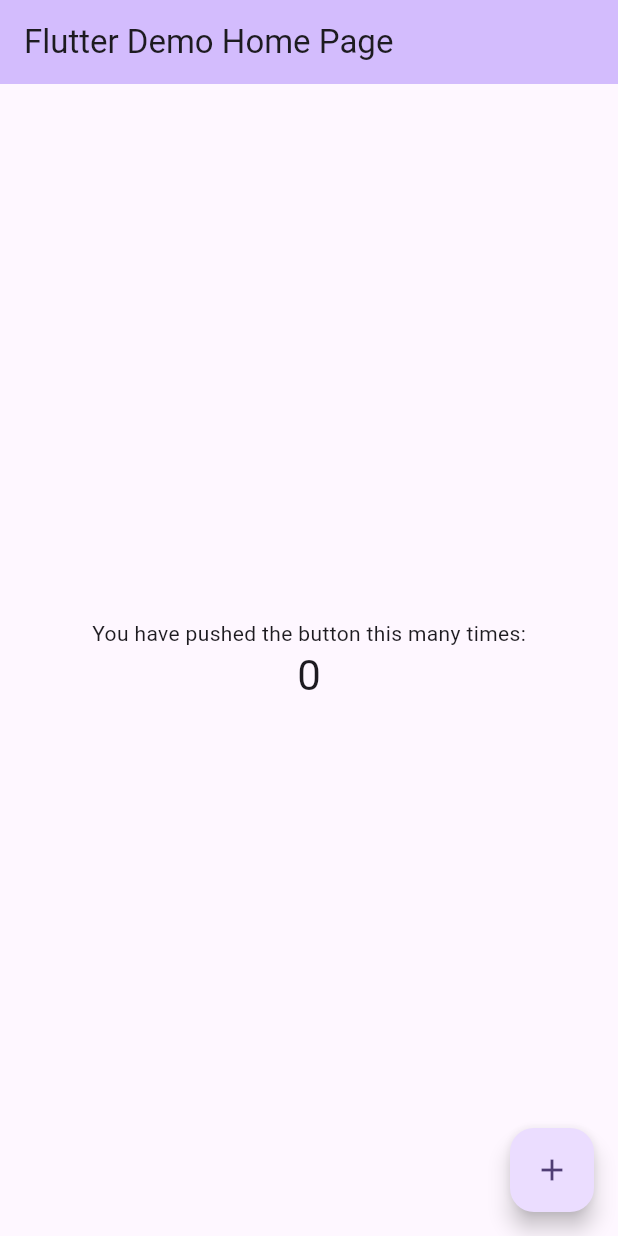
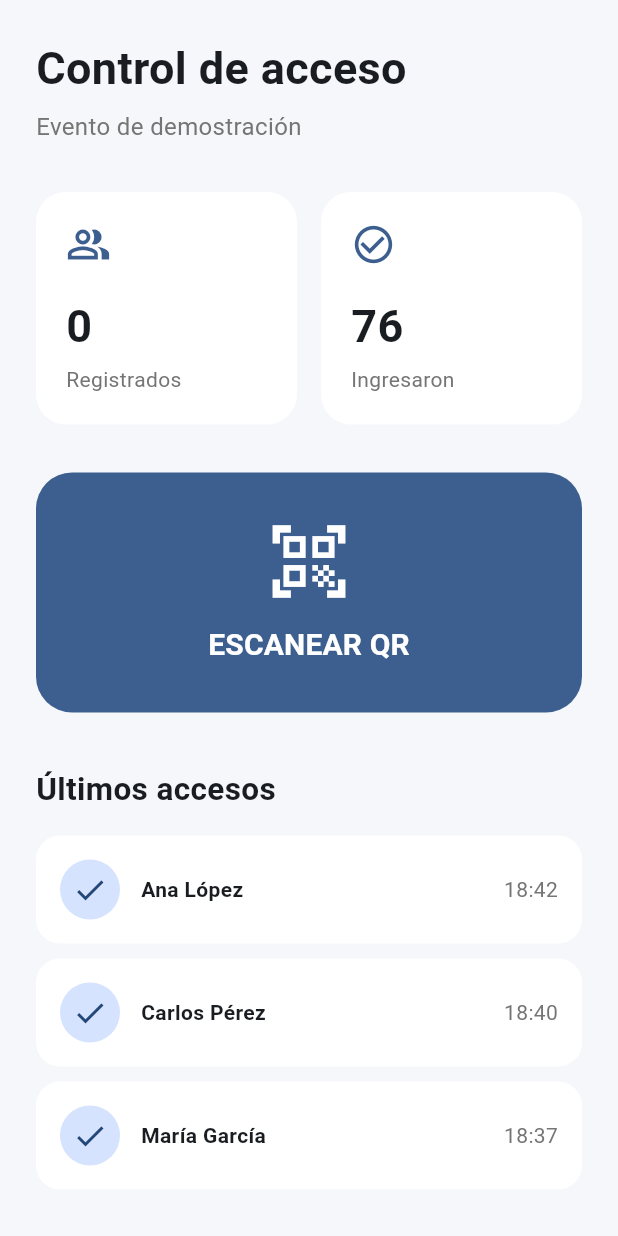
Before and after one commit to JulianVillasenor/registro_eventos, a Flutter app: the screen it shows after launch, on a phone screen of 412 x 824 dp. Run offline on Flutter 3.47's test engine with Material 2 defaults, Android fonts, the phone set to English and light mode, and no system bars; network calls fail.

Commit message:
Connect flutter dashboards a la api de invitados

```diff
--- a/lib/main.dart
+++ b/lib/main.dart
@@ -1,125 +1,22 @@
 import 'package:flutter/material.dart';
 
+import 'screens/home_screen.dart';
+import 'theme/app_theme.dart';
+
 void main() {
-  runApp(const MyApp());
+  runApp(const RegistroApp());
 }
 
-class MyApp extends StatelessWidget {
-  const MyApp({super.key});
+class RegistroApp extends StatelessWidget {
+  const RegistroApp({super.key});
 
-  // This widget is the root of your application.
   @override
   Widget build(BuildContext context) {
     return MaterialApp(
-      title: 'Flutter Demo',
-      theme: ThemeData(
-        // This is the theme of your application.
-        //
-        // TRY THIS: Try running your application with "flutter run". You'll see
-        // the application has a blue toolbar. Then, without quitting the app,
-        // try changing the seedColor in the colorScheme below to Colors.green
-        // and then invoke "hot reload" (save your changes or press the "hot
-        // reload" button in a Flutter-supported IDE, or press "r" if you used
-        // the command line to start the app).
-        //
-        // Notice that the counter didn't reset back to zero; the application
-        // state is not lost during the reload. To reset the state, use hot
-        // restart instead.
-        //
-        // This works for code too, not just values: Most code changes can be
-        // tested with just a hot reload.
-        colorScheme: ColorScheme.fromSeed(seedColor: Colors.deepPurple),
-        useMaterial3: true,
-      ),
-      home: const MyHomePage(title: 'Flutter Demo Home Page'),
+      title: 'Control de Acceso',
+      debugShowCheckedModeBanner: false,
+      theme: AppTheme.lightTheme,
+      home: const HomeScreen(),
     );
   }
 }
-
-class MyHomePage extends StatefulWidget {
-  const MyHomePage({super.key, required this.title});
-
-  // This widget is the home page of your application. It is stateful, meaning
-  // that it has a State object (defined below) that contains fields that affect
-  // how it looks.
-
-  // This class is the configuration for the state. It holds the values (in this
-  // case the title) provided by the parent (in this case the App widget) and
-  // used by the build method of the State. Fields in a Widget subclass are
-  // always marked "final".
-
-  final String title;
-
-  @override
-  State<MyHomePage> createState() => _MyHomePageState();
-}
-
-class _MyHomePageState extends State<MyHomePage> {
-  int _counter = 0;
-
-  void _incrementCounter() {
-    setState(() {
-      // This call to setState tells the Flutter framework that something has
-      // changed in this State, which causes it to rerun the build method below
-      // so that the display can reflect the updated values. If we changed
-      // _counter without calling setState(), then the build method would not be
-      // called again, and so nothing would appear to happen.
-      _counter++;
-    });
-  }
-
-  @override
-  Widget build(BuildContext context) {
-    // This method is rerun every time setState is called, for instance as done
-    // by the _incrementCounter method above.
-    //
-    // The Flutter framework has been optimized to make rerunning build methods
-    // fast, so that you can just rebuild anything that needs updating rather
-    // than having to individually change instances of widgets.
-    return Scaffold(
-      appBar: AppBar(
-        // TRY THIS: Try changing the color here to a specific color (to
-        // Colors.amber, perhaps?) and trigger a hot reload to see the AppBar
-        // change color while the other colors stay the same.
-        backgroundColor: Theme.of(context).colorScheme.inversePrimary,
-        // Here we take the value from the MyHomePage object that was created by
-        // the App.build method, and use it to set our appbar title.
-        title: Text(widget.title),
-      ),
-      body: Center(
-        // Center is a layout widget. It takes a single child and positions it
-        // in the middle of the parent.
-        child: Column(
-          // Column is also a layout widget. It takes a list of children and
-          // arranges them vertically. By default, it sizes itself to fit its
-          // children horizontally, and tries to be as tall as its parent.
-          //
-          // Column has various properties to control how it sizes itself and
-          // how it positions its children. Here we use mainAxisAlignment to
-          // center the children vertically; the main axis here is the vertical
-          // axis because Columns are vertical (the cross axis would be
-          // horizontal).
-          //
-          // TRY THIS: Invoke "debug painting" (choose the "Toggle Debug Paint"
-          // action in the IDE, or press "p" in the console), to see the
-          // wireframe for each widget.
-          mainAxisAlignment: MainAxisAlignment.center,
-          children: <Widget>[
-            const Text(
-              'You have pushed the button this many times:',
-            ),
-            Text(
-              '$_counter',
-              style: Theme.of(context).textTheme.headlineMedium,
-            ),
-          ],
-        ),
-      ),
-      floatingActionButton: FloatingActionButton(
-        onPressed: _incrementCounter,
-        tooltip: 'Increment',
-        child: const Icon(Icons.add),
-      ), // This trailing comma makes auto-formatting nicer for build methods.
-    );
-  }
-}
--- /dev/null
+++ b/lib/screens/home_screen.dart
@@ -0,0 +1,248 @@
+import 'package:flutter/material.dart';
+import '../services/api_service.dart';
+
+class HomeScreen extends StatefulWidget {
+  const HomeScreen({super.key});
+
+  @override
+  State<HomeScreen> createState() => _HomeScreenState();
+}
+
+class _HomeScreenState extends State<HomeScreen> {
+  int registrados = 0;
+  bool cargando = true;
+  String? error;
+
+  @override
+  void initState() {
+    super.initState();
+    cargarDatos();
+  }
+
+  Future<void> cargarDatos() async {
+    try {
+      final total = await ApiService.obtenerRegistrados();
+
+      if (!mounted) return;
+
+      setState(() {
+        registrados = total;
+        cargando = false;
+        error = null;
+      });
+    } catch (e) {
+      if (!mounted) return;
+
+      setState(() {
+        cargando = false;
+        error = e.toString();
+      });
+    }
+  }
+
+  @override
+  Widget build(BuildContext context) {
+    return Scaffold(
+      body: SafeArea(
+        child: SingleChildScrollView(
+          padding: const EdgeInsets.all(24),
+          child: Column(
+            crossAxisAlignment: CrossAxisAlignment.start,
+            children: [
+              const Text(
+                'Control de acceso',
+                style: TextStyle(
+                  fontSize: 30,
+                  fontWeight: FontWeight.bold,
+                ),
+              ),
+
+              const SizedBox(height: 6),
+
+              Text(
+                'Evento de demostración',
+                style: TextStyle(
+                  fontSize: 16,
+                  color: Colors.grey.shade600,
+                ),
+              ),
+
+              const SizedBox(height: 32),
+
+              Row(
+                children: [
+                  Expanded(
+                    child: _StatCard(
+                      title: 'Registrados',
+                      value: cargando ? '...' : registrados.toString(),
+                      icon: Icons.people_alt_outlined,
+                    ),
+                  ),
+                  const SizedBox(width: 16),
+                  Expanded(
+                    child: _StatCard(
+                      title: 'Ingresaron',
+                      value: '76',
+                      icon: Icons.check_circle_outline,
+                    ),
+                  ),
+                ],
+              ),
+
+              const SizedBox(height: 32),
+
+              SizedBox(
+                width: double.infinity,
+                height: 160,
+                child: FilledButton(
+                  onPressed: () {
+                    // Próximo paso: abrir scanner QR.
+                  },
+                  style: FilledButton.styleFrom(
+                    shape: RoundedRectangleBorder(
+                      borderRadius: BorderRadius.circular(24),
+                    ),
+                  ),
+                  child: const Column(
+                    mainAxisAlignment: MainAxisAlignment.center,
+                    children: [
+                      Icon(
+                        Icons.qr_code_scanner,
+                        size: 58,
+                      ),
+                      SizedBox(height: 12),
+                      Text(
+                        'ESCANEAR QR',
+                        style: TextStyle(
+                          fontSize: 20,
+                          fontWeight: FontWeight.bold,
+                        ),
+                      ),
+                    ],
+                  ),
+                ),
+              ),
+
+              const SizedBox(height: 36),
+
+              const Text(
+                'Últimos accesos',
+                style: TextStyle(
+                  fontSize: 21,
+                  fontWeight: FontWeight.bold,
+                ),
+              ),
+
+              const SizedBox(height: 16),
+
+              const _AccessItem(
+                name: 'Ana López',
+                time: '18:42',
+              ),
+              const _AccessItem(
+                name: 'Carlos Pérez',
+                time: '18:40',
+              ),
+              const _AccessItem(
+                name: 'María García',
+                time: '18:37',
+              ),
+            ],
+          ),
+        ),
+      ),
+    );
+  }
+}
+
+class _StatCard extends StatelessWidget {
+  final String title;
+  final String value;
+  final IconData icon;
+
+  const _StatCard({
+    required this.title,
+    required this.value,
+    required this.icon,
+  });
+
+  @override
+  Widget build(BuildContext context) {
+    return Container(
+      padding: const EdgeInsets.all(20),
+      decoration: BoxDecoration(
+        color: Colors.white,
+        borderRadius: BorderRadius.circular(20),
+      ),
+      child: Column(
+        crossAxisAlignment: CrossAxisAlignment.start,
+        children: [
+          Icon(
+            icon,
+            size: 30,
+            color: Theme.of(context).colorScheme.primary,
+          ),
+          const SizedBox(height: 18),
+          Text(
+            value,
+            style: const TextStyle(
+              fontSize: 30,
+              fontWeight: FontWeight.bold,
+            ),
+          ),
+          const SizedBox(height: 4),
+          Text(
+            title,
+            style: TextStyle(
+              color: Colors.grey.shade600,
+            ),
+          ),
+        ],
+      ),
+    );
+  }
+}
+
+class _AccessItem extends StatelessWidget {
+  final String name;
+  final String time;
+
+  const _AccessItem({
+    required this.name,
+    required this.time,
+  });
+
+  @override
+  Widget build(BuildContext context) {
+    return Container(
+      margin: const EdgeInsets.only(bottom: 10),
+      padding: const EdgeInsets.all(16),
+      decoration: BoxDecoration(
+        color: Colors.white,
+        borderRadius: BorderRadius.circular(16),
+      ),
+      child: Row(
+        children: [
+          const CircleAvatar(
+            child: Icon(Icons.check),
+          ),
+          const SizedBox(width: 14),
+          Expanded(
+            child: Text(
+              name,
+              style: const TextStyle(
+                fontWeight: FontWeight.w600,
+              ),
+            ),
+          ),
+          Text(
+            time,
+            style: TextStyle(
+              color: Colors.grey.shade600,
+            ),
+          ),
+        ],
+      ),
+    );
+  }
+}
--- a/lib/services/api_service.dart
+++ b/lib/services/api_service.dart
@@ -1,37 +1,30 @@
 import 'dart:convert';
+
 import 'package:http/http.dart' as http;
 
 class ApiService {
-  Future<dynamic> get(String url) async {
-    final response = await http.get(Uri.parse(url));
+  static const String baseUrl =
+      'https://script.google.com/macros/s/AKfycbw3uPWSIrl6cimlAv5NyTUB8INlJi0Nnlwj0g8S_GFpbX2qCEJ3O8MKojdHrkXXGtWpwQ/exec';
 
-    if (response.statusCode >= 200 && response.statusCode < 300) {
-      return jsonDecode(response.body);
+  static Future<int> obtenerRegistrados() async {
+    final response = await http.get(
+      Uri.parse(baseUrl),
+    );
+
+    if (response.statusCode != 200) {
+      throw Exception(
+        'Error HTTP ${response.statusCode}',
+      );
     }
 
-    throw Exception(
-      'GET error ${response.statusCode}: ${response.body}',
-    );
-  }
+    final data = jsonDecode(response.body);
 
-  Future<dynamic> post(
-      String url,
-      Map<String, dynamic> body,
-      ) async {
-    final response = await http.post(
-      Uri.parse(url),
-      headers: {
-        'Content-Type': 'application/json',
-      },
-      body: jsonEncode(body),
-    );
-
-    if (response.statusCode >= 200 && response.statusCode < 300) {
-      return jsonDecode(response.body);
+    if (data['status'] != 'ok') {
+      throw Exception(
+        data['message'] ?? 'Error al consultar la API',
+      );
     }
 
-    throw Exception(
-      'POST error ${response.statusCode}: ${response.body}',
-    );
+    return data['registrados'] ?? 0;
   }
 }
--- /dev/null
+++ b/lib/theme/app_theme.dart
@@ -0,0 +1,37 @@
+import 'package:flutter/material.dart';
+
+class AppTheme {
+  static ThemeData get lightTheme {
+    return ThemeData(
+      useMaterial3: true,
+
+      colorScheme: ColorScheme.fromSeed(
+        seedColor: const Color(0xFF1E3A5F),
+        brightness: Brightness.light,
+      ),
+
+      scaffoldBackgroundColor: const Color(0xFFF5F7FA),
+
+      appBarTheme: const AppBarTheme(
+        centerTitle: false,
+        elevation: 0,
+        backgroundColor: Colors.transparent,
+        foregroundColor: Color(0xFF172033),
+      ),
+
+      cardTheme: const CardTheme(
+        elevation: 0,
+        margin: EdgeInsets.zero,
+      ),
+
+      inputDecorationTheme: InputDecorationTheme(
+        filled: true,
+        fillColor: Colors.white,
+        border: OutlineInputBorder(
+          borderRadius: BorderRadius.circular(14),
+          borderSide: BorderSide.none,
+        ),
+      ),
+    );
+  }
+}
--- a/pubspec.yaml
+++ b/pubspec.yaml
@@ -34,7 +34,7 @@ dependencies:
 
   # The following adds the Cupertino Icons font to your application.
   # Use with the CupertinoIcons class for iOS style icons.
-  cupertino_icons: ^1.0.2
+  cupertino_icons: ^1.0.6
   http: ^1.1.0
 
 dev_dependencies:
```
